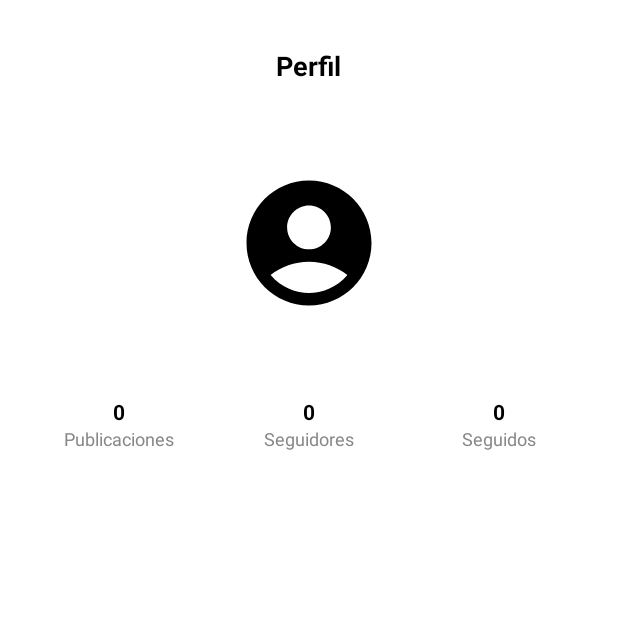
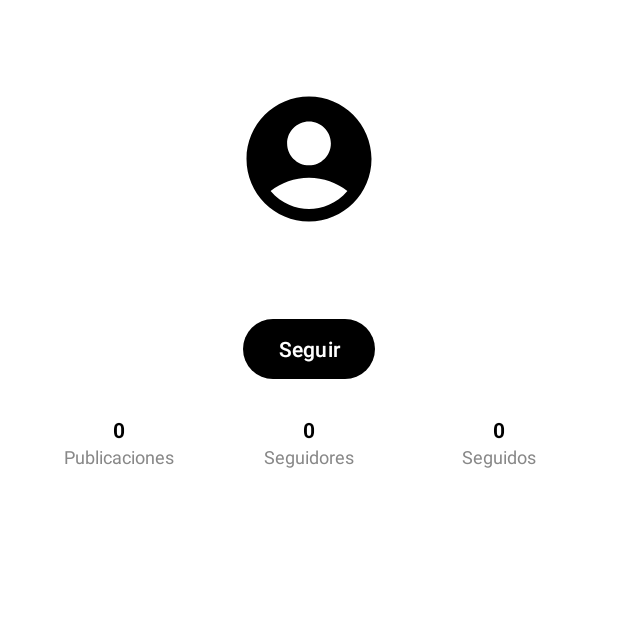
Before and after one commit to GerardDomy/TripShare, an Android app: the ProfileActivity screen opened directly, with no data from a screen before it, on a phone screen of 412 x 824 dp, the top half of it. Run offline under Robolectric (Android 15) with nearby library versions, the phone set to English and light mode, and no system bars; our stand-ins replace CircleImageView, Firebase (no records; nobody signed in at launch, a user with empty details on screens opened directly), Picasso; pictures from the network do not load.

Commit message:
Commit 31-03-25 16:41h (Botó de segui i ser seguit)

```diff
--- /dev/null
+++ b/app/src/main/res/drawable/border_black.xml
@@ -0,0 +1,7 @@
+<?xml version="1.0" encoding="utf-8"?>
+<shape xmlns:android="http://schemas.android.com/apk/res/android" android:shape="rectangle">
+    <solid android:color="@android:color/transparent"/> <!-- Fondo transparente -->
+    <stroke android:width="2dp" android:color="#000000"/> <!-- Borde negro -->
+    <corners android:radius="16dp"/> <!-- Bordes redondeados opcionales -->
+    <padding android:left="16dp" android:right="16dp" android:top="8dp" android:bottom="8dp"/>
+</shape>
--- /dev/null
+++ b/app/src/main/res/drawable/custom_button_background.xml
@@ -0,0 +1,6 @@
+<?xml version="1.0" encoding="utf-8"?>
+<shape xmlns:android="http://schemas.android.com/apk/res/android" android:shape="rectangle">
+    <solid android:color="#000000"/> <!-- Cambia el color al que prefieras -->
+    <corners android:radius="16dp"/> <!-- Bordes redondeados opcionales -->
+    <padding android:left="16dp" android:right="16dp" android:top="8dp" android:bottom="8dp"/>
+</shape>
--- a/app/src/main/res/layout/activity_profile.xml
+++ b/app/src/main/res/layout/activity_profile.xml
@@ -4,25 +4,6 @@
     android:orientation="vertical"
     android:padding="16dp"
     android:background="#FFFFFF">
-
-    <!-- Barra superior de navegación -->
-    <RelativeLayout
-        android:layout_width="match_parent"
-        android:layout_height="56dp"
-        android:background="#FFFFFF"
-        android:padding="8dp">
-
-        <TextView
-            android:id="@+id/toolbar_title"
-            android:layout_width="wrap_content"
-            android:layout_height="wrap_content"
-            android:text="Perfil"
-            android:textSize="18sp"
-            android:textStyle="bold"
-            android:textColor="@color/black"
-            android:layout_centerInParent="true" />
-
-    </RelativeLayout>
 
     <!-- Imagen de perfil y nombre de usuario -->
     <LinearLayout
@@ -47,6 +28,21 @@
             android:textSize="18sp"
             android:textStyle="bold"
             android:textColor="#000000" />
+    </LinearLayout>
+    <LinearLayout
+        android:layout_width="match_parent"
+        android:layout_height="wrap_content"
+        android:orientation="vertical"
+        android:gravity="center_horizontal"
+        android:layout_marginTop="20dp">
+        <Button
+            android:id="@+id/btn_seguir"
+            android:layout_width="wrap_content"
+            android:layout_height="wrap_content"
+            android:text="Seguir"
+            android:textColor="#FFFFFF"
+            android:padding="8dp" />
+
     </LinearLayout>
 
     <!-- Estadísticas (Publicaciones, Seguidores, Seguidos) -->
```
Also changed, not shown: app/src/main/java/com/example/tripshare/Account/FragmentAccount.kt (+31 -0 lines), app/src/main/java/com/example/tripshare/Search/ProfileActivity.kt (+95 -23 lines).
